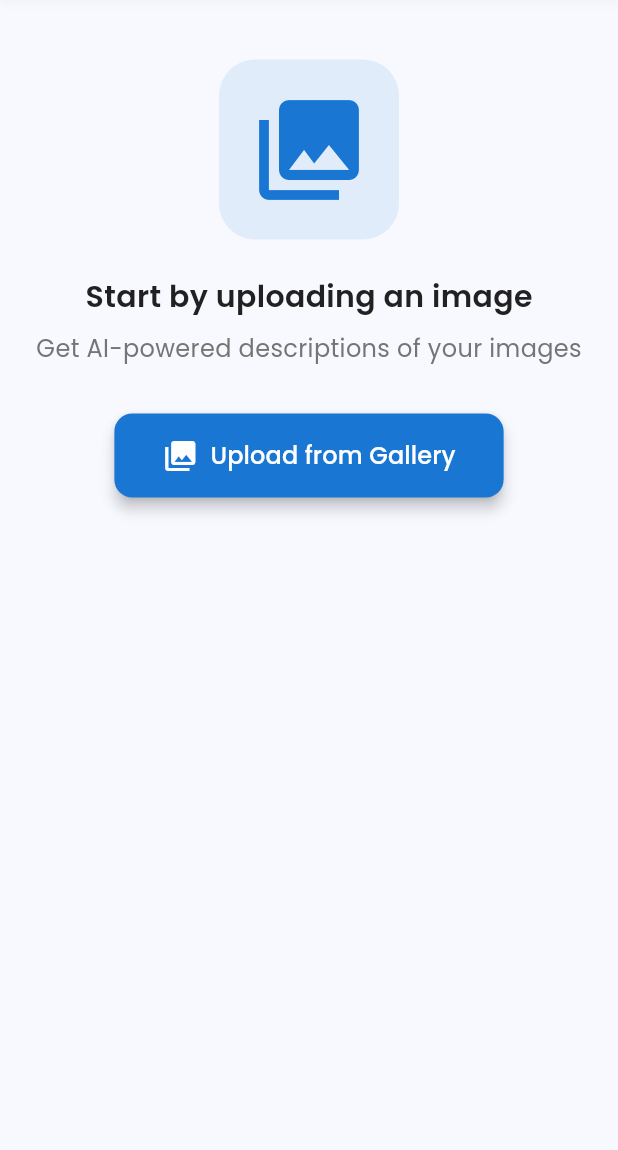
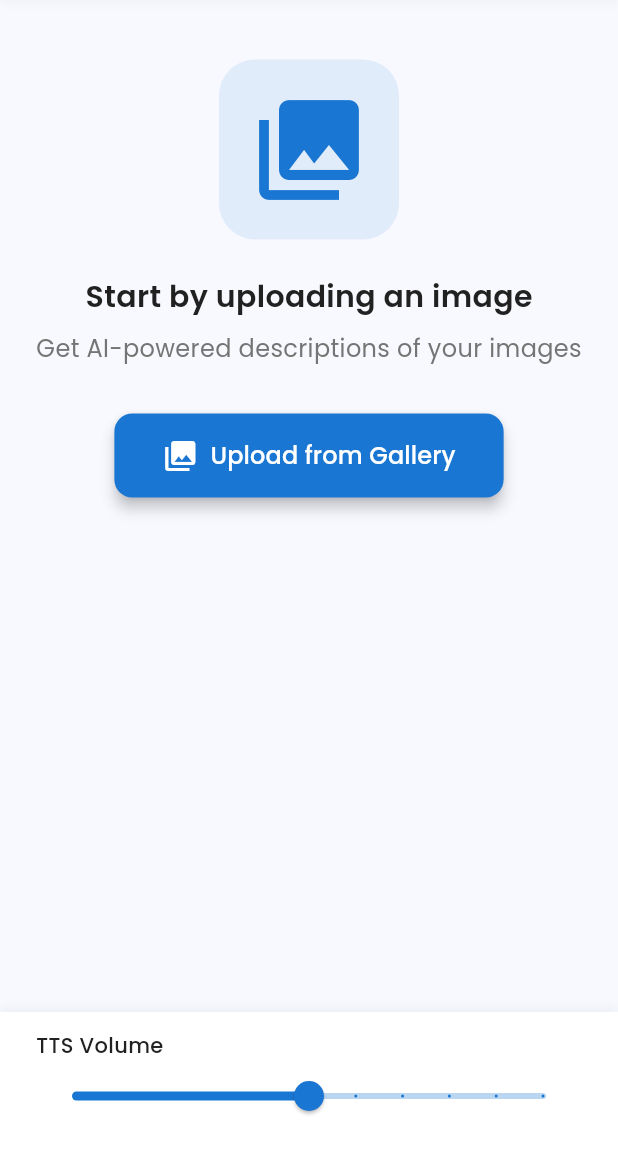
Before and after one commit to ThaoDoann/sightline_app, a Flutter app: the screen it shows after launch, after a tap on the "person" icon, after a tap on "Account Settings", on a phone screen of 412 x 824 dp, the part 86-1236 px from its top. Run offline on Flutter 3.47's test engine with Material 3 defaults, Android fonts, the phone set to English and light mode, and no system bars; our stand-ins replace flutter_dotenv, flutter_tts, google_fonts, image_picker, shared_preferences; missing offline and left inert: flutter_bootstrap.

Commit message:
Added volume slider.

```diff
--- a/lib/screens/home_screen.dart
+++ b/lib/screens/home_screen.dart
@@ -8,6 +8,7 @@ import 'package:flutter_tts/flutter_tts.dart';
 import 'package:intl/intl.dart';
 import 'package:google_fonts/google_fonts.dart';
 import 'package:flutter_bootstrap/flutter_bootstrap.dart';
+import 'package:shared_preferences/shared_preferences.dart';
 import '../services/caption_service.dart';
 import '../models/caption_entry.dart';
 import '../shared/widgets/profile_menu.dart';
@@ -28,6 +29,9 @@ class _HomeScreenState extends State<HomeScreen> {
   bool _isProfileMenuOpen = false;
   final LayerLink _layerLink = LayerLink();
   OverlayEntry? _overlayEntry;
+
+  double _ttsVolume = 0.5; // Default Volume
+  static const String _volumePrefKey = 'tts_volume';
 
   @override
   void dispose() {
@@ -107,7 +111,27 @@ class _HomeScreenState extends State<HomeScreen> {
   }
 
   Future<void> _speakCaption(String caption) async {
-    await _flutterTts.speak(caption);
+    await _flutterTts.stop();
+    await _flutterTts.setVolume(_ttsVolume);
+	await _flutterTts.speak(caption);
+  }
+
+  Future<void> _loadVolumePreference() async {
+	final prefs = await SharedPreferences.getInstance();
+	setState(() {
+	  _ttsVolume = prefs.getDouble(_volumePrefKey) ?? 0.5;
+	});
+  }
+
+  Future<void> _saveVolumePreference(double value) async {
+	final prefs = await SharedPreferences.getInstance();
+	await prefs.setDouble(_volumePrefKey, value);
+  }
+
+  @override
+  void initState() {
+    super.initState();
+    _loadVolumePreference();
   }
 
   void _toggleHistoryItem(int index) {
@@ -372,6 +396,50 @@ class _HomeScreenState extends State<HomeScreen> {
           );
         },
       ),
+	  bottomNavigationBar: SafeArea(
+	    child: Container(
+		  padding: const EdgeInsets.symmetric(horizontal: 24, vertical: 12),
+		  decoration: BoxDecoration(
+		    color: Colors.white,
+		    boxShadow: [
+			  BoxShadow(
+			    color: Colors.black.withOpacity(0.05),
+			    blurRadius: 6,
+			    offset: const Offset(0, -2),
+			  ),
+		    ],
+		  ),
+		  child: Column(
+		    mainAxisSize: MainAxisSize.min,
+		    crossAxisAlignment: CrossAxisAlignment.start,
+		    children: [
+			  Text(
+			    'TTS Volume',
+			    style: GoogleFonts.poppins(
+				  fontSize: 14,
+				  fontWeight: FontWeight.w500,
+				  color: AppTheme.textPrimaryColor,
+			    ),
+		      ),
+			  Slider(
+			    value: _ttsVolume,
+			    min: 0.0,
+			    max: 1.0,
+			    divisions: 10,
+			    label: '${(_ttsVolume * 100).round()}%',
+			    onChanged: (value) {
+				  setState(() {
+				    _ttsVolume = value;
+				  });
+			    _saveVolumePreference(value);
+			    },
+			    activeColor: AppTheme.primaryColor,
+			    inactiveColor: AppTheme.primaryColor.withOpacity(0.3),
+			  ),
+		    ],
+		  ),
+	    ),
+	  ),
     );
   }
 
--- a/pubspec.yaml
+++ b/pubspec.yaml
@@ -23,6 +23,7 @@ dependencies:
   google_fonts: ^6.1.0
   flutter_svg: ^2.0.9
   cached_network_image: ^3.3.0
+  shared_preferences: ^2.2.2
 
 dev_dependencies:
   flutter_test:
```
